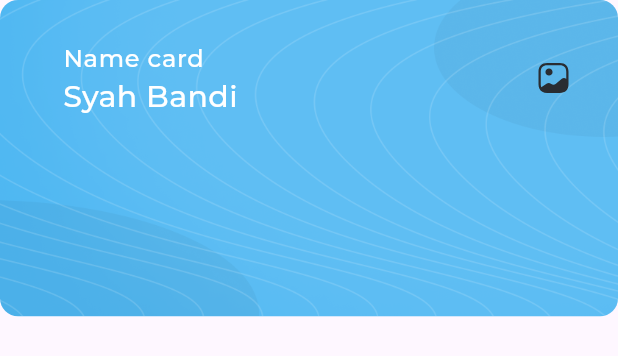
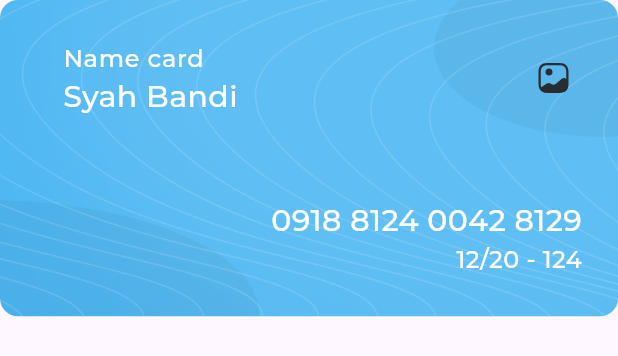
Before and after one commit to YasmeenGad/dashboard, a Flutter app: the MyCard widget shown alone on an empty page, opened directly, on a phone screen of 412 x 824 dp. Shown: the top 356 px of the screen. Run offline on Flutter 3.47's test engine with Material 3 defaults, Android fonts, the phone set to English and light mode, and no system bars; our stand-ins replace flutter_svg; project files that could hold a hidden picture were left out.

Commit message:
my card done

```diff
--- a/lib/widgets/my_card.dart
+++ b/lib/widgets/my_card.dart
@@ -11,24 +11,47 @@ class MyCard extends StatelessWidget {
     return AspectRatio(
       aspectRatio: 420 / 215,
       child: Container(
-
         decoration: ShapeDecoration(
-          image: DecorationImage(image: AssetImage(Assets.imagesCardBackground)),
-          color: const Color(0xFF4EB7F2),
-          shape: RoundedRectangleBorder(borderRadius: BorderRadius.circular(12))
-
-        ),
+            image:
+                DecorationImage(image: AssetImage(Assets.imagesCardBackground)),
+            color: const Color(0xFF4EB7F2),
+            shape: RoundedRectangleBorder(
+                borderRadius: BorderRadius.circular(12))),
         child: Column(
+          crossAxisAlignment: CrossAxisAlignment.end,
           children: [
             ListTile(
               contentPadding: EdgeInsets.only(right: 31, left: 42, top: 16),
-              title: Text('Name card', style: AppStyles.styleRegular16.copyWith(color: Color(0xFFFFFFFF)),),
-              subtitle: Text('Syah Bandi',style: AppStyles.styleMedium20,),
+              title: Text(
+                'Name card',
+                style:
+                    AppStyles.styleRegular16.copyWith(color: Color(0xFFFFFFFF)),
+              ),
+              subtitle: Text(
+                'Syah Bandi',
+                style: AppStyles.styleMedium20,
+              ),
               trailing: SvgPicture.asset(Assets.imagesGallery),
-            )
+            ),
+            const Expanded(child: SizedBox()),
+            Padding(
+              padding: const EdgeInsets.only(right: 24),
+              child: Column(
+                crossAxisAlignment: CrossAxisAlignment.end,
+                children: [
+                  Text(
+                    '0918 8124 0042 8129',
+                    style: AppStyles.styleSemiBold20.copyWith(color: Colors.white),
+                  ),
+                  Text('12/20 - 124',style: AppStyles.styleRegular16.copyWith(color: Colors.white),),
+                ],
+              ),
+            ),
+            const SizedBox(
+              height: 54 - 28,
+            ),
           ],
         ),
-
       ),
     );
   }
--- a/pubspec.yaml
+++ b/pubspec.yaml
@@ -85,7 +85,7 @@ flutter:
       fonts:
         - asset: assets/fonts/Montserrat-Medium.ttf
         - asset: assets/fonts/Montserrat-Regular.ttf
-          weight: 300
+
   #
   # For details regarding fonts from package dependencies,
   # see https://flutter.dev/custom-fonts/#from-packages
```
